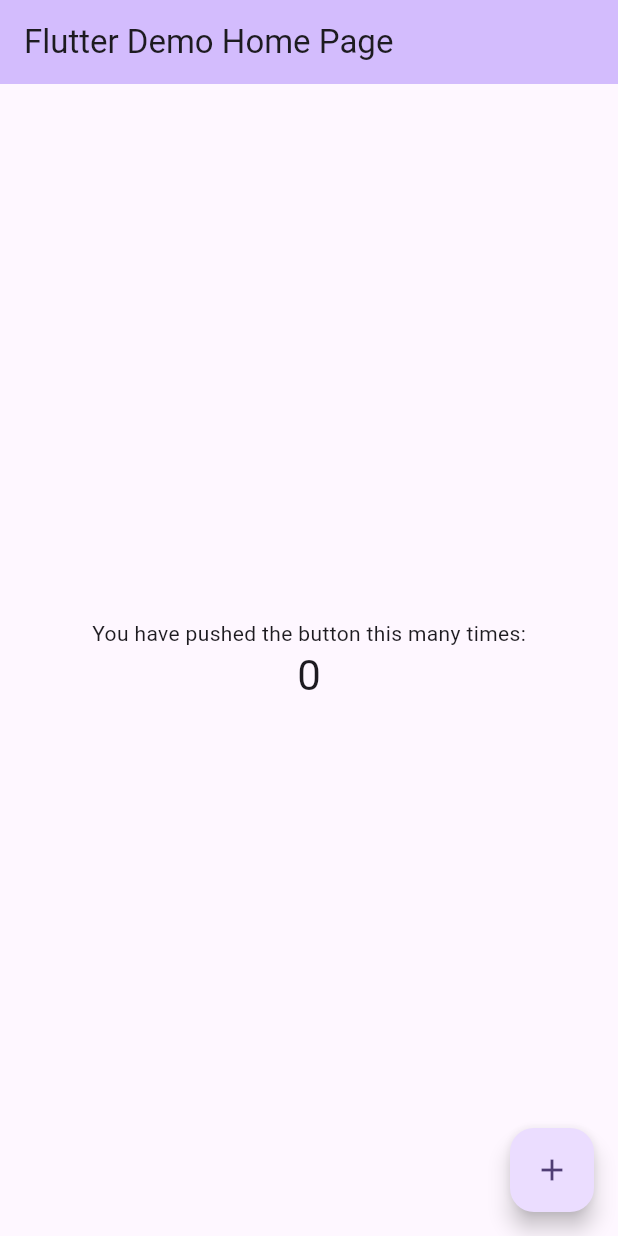
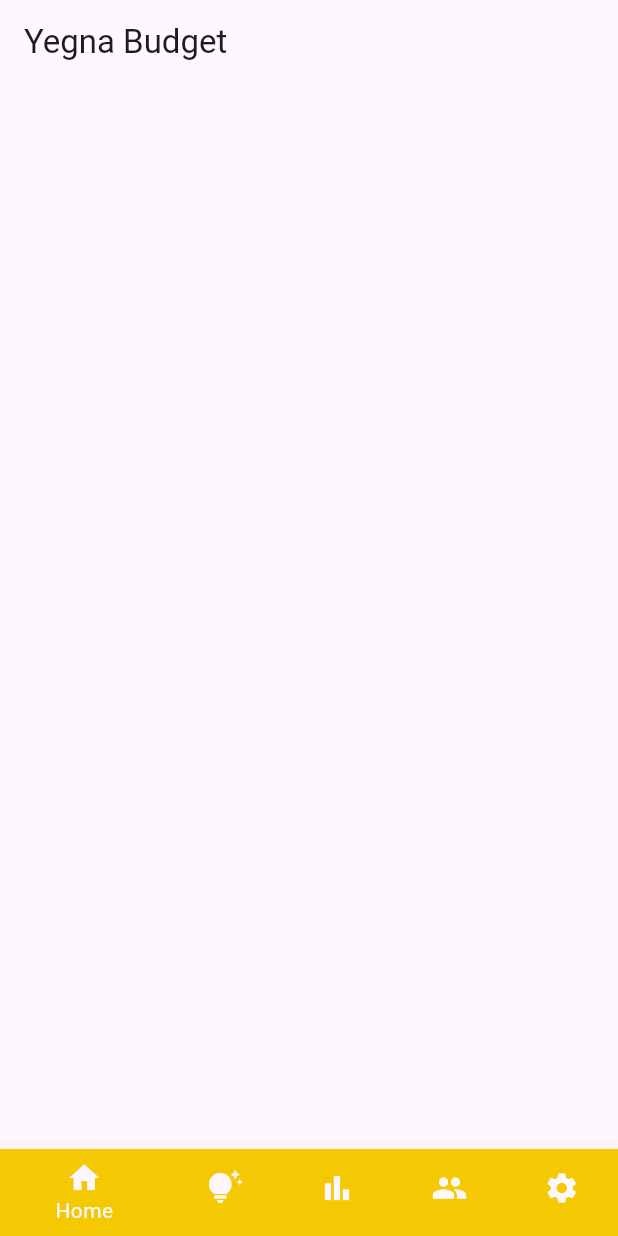
Before and after one commit to Yoni-Berihun/Yegna-Budget, a Flutter app: the screen it shows after launch, on a phone screen of 412 x 824 dp. Run offline on Flutter 3.47's test engine with Material 3 defaults, Android fonts, the phone set to English and light mode, and no system bars.

Commit message:
added bottom navigation bar on the home screen/dashboard

```diff
--- a/lib/main.dart
+++ b/lib/main.dart
@@ -1,122 +1,52 @@
 import 'package:flutter/material.dart';
 
 void main() {
-  runApp(const MyApp());
+  runApp(YegnaBudget());
 }
 
-class MyApp extends StatelessWidget {
-  const MyApp({super.key});
-
-  // This widget is the root of your application.
+class YegnaBudget extends StatelessWidget {
   @override
   Widget build(BuildContext context) {
     return MaterialApp(
-      title: 'Flutter Demo',
-      theme: ThemeData(
-        // This is the theme of your application.
-        //
-        // TRY THIS: Try running your application with "flutter run". You'll see
-        // the application has a purple toolbar. Then, without quitting the app,
-        // try changing the seedColor in the colorScheme below to Colors.green
-        // and then invoke "hot reload" (save your changes or press the "hot
-        // reload" button in a Flutter-supported IDE, or press "r" if you used
-        // the command line to start the app).
-        //
-        // Notice that the counter didn't reset back to zero; the application
-        // state is not lost during the reload. To reset the state, use hot
-        // restart instead.
-        //
-        // This works for code too, not just values: Most code changes can be
-        // tested with just a hot reload.
-        colorScheme: ColorScheme.fromSeed(seedColor: Colors.deepPurple),
-      ),
-      home: const MyHomePage(title: 'Flutter Demo Home Page'),
-    );
-  }
-}
-
-class MyHomePage extends StatefulWidget {
-  const MyHomePage({super.key, required this.title});
-
-  // This widget is the home page of your application. It is stateful, meaning
-  // that it has a State object (defined below) that contains fields that affect
-  // how it looks.
-
-  // This class is the configuration for the state. It holds the values (in this
-  // case the title) provided by the parent (in this case the App widget) and
-  // used by the build method of the State. Fields in a Widget subclass are
-  // always marked "final".
-
-  final String title;
-
-  @override
-  State<MyHomePage> createState() => _MyHomePageState();
-}
-
-class _MyHomePageState extends State<MyHomePage> {
-  int _counter = 0;
-
-  void _incrementCounter() {
-    setState(() {
-      // This call to setState tells the Flutter framework that something has
-      // changed in this State, which causes it to rerun the build method below
-      // so that the display can reflect the updated values. If we changed
-      // _counter without calling setState(), then the build method would not be
-      // called again, and so nothing would appear to happen.
-      _counter++;
-    });
-  }
-
-  @override
-  Widget build(BuildContext context) {
-    // This method is rerun every time setState is called, for instance as done
-    // by the _incrementCounter method above.
-    //
-    // The Flutter framework has been optimized to make rerunning build methods
-    // fast, so that you can just rebuild anything that needs updating rather
-    // than having to individually change instances of widgets.
-    return Scaffold(
-      appBar: AppBar(
-        // TRY THIS: Try changing the color here to a specific color (to
-        // Colors.amber, perhaps?) and trigger a hot reload to see the AppBar
-        // change color while the other colors stay the same.
-        backgroundColor: Theme.of(context).colorScheme.inversePrimary,
-        // Here we take the value from the MyHomePage object that was created by
-        // the App.build method, and use it to set our appbar title.
-        title: Text(widget.title),
-      ),
-      body: Center(
-        // Center is a layout widget. It takes a single child and positions it
-        // in the middle of the parent.
-        child: Column(
-          // Column is also a layout widget. It takes a list of children and
-          // arranges them vertically. By default, it sizes itself to fit its
-          // children horizontally, and tries to be as tall as its parent.
-          //
-          // Column has various properties to control how it sizes itself and
-          // how it positions its children. Here we use mainAxisAlignment to
-          // center the children vertically; the main axis here is the vertical
-          // axis because Columns are vertical (the cross axis would be
-          // horizontal).
-          //
-          // TRY THIS: Invoke "debug painting" (choose the "Toggle Debug Paint"
-          // action in the IDE, or press "p" in the console), to see the
-          // wireframe for each widget.
-          mainAxisAlignment: MainAxisAlignment.center,
-          children: <Widget>[
-            const Text('You have pushed the button this many times:'),
-            Text(
-              '$_counter',
-              style: Theme.of(context).textTheme.headlineMedium,
+      home: Scaffold(
+        backgroundColor: Colors.lightBlue[150], // Move the color here
+        appBar: AppBar(title: Text('Yegna Budget')),
+        bottomNavigationBar: BottomNavigationBar(
+          fixedColor: Colors.blueAccent[350],
+          items: [
+            // Button one (home/dashboard)
+            BottomNavigationBarItem(
+              backgroundColor: Color.fromARGB(255, 244, 200, 3),
+              icon: Icon(Icons.home),
+              label: 'Home',
+            ),
+            // Button two (financial tips)
+            BottomNavigationBarItem(
+              backgroundColor: Color.fromARGB(255, 244, 200, 3),
+              icon: Icon(Icons.tips_and_updates),
+              label: 'FinTips',
+            ),
+            // Button three (analysis)
+            BottomNavigationBarItem(
+              backgroundColor: Color.fromARGB(255, 244, 200, 3),
+              icon: Icon(Icons.bar_chart),
+              label: 'Analysis',
+            ),
+            // Button four (splitter)
+            BottomNavigationBarItem(
+              backgroundColor: Color.fromARGB(255, 244, 200, 3),
+              icon: Icon(Icons.group),
+              label: 'Splitter',
+            ),
+            // Button five (settings)
+            BottomNavigationBarItem(
+              backgroundColor: Color.fromARGB(255, 244, 200, 3),
+              icon: Icon(Icons.settings),
+              label: 'Settings',
             ),
           ],
         ),
       ),
-      floatingActionButton: FloatingActionButton(
-        onPressed: _incrementCounter,
-        tooltip: 'Increment',
-        child: const Icon(Icons.add),
-      ), // This trailing comma makes auto-formatting nicer for build methods.
     );
   }
 }
```
